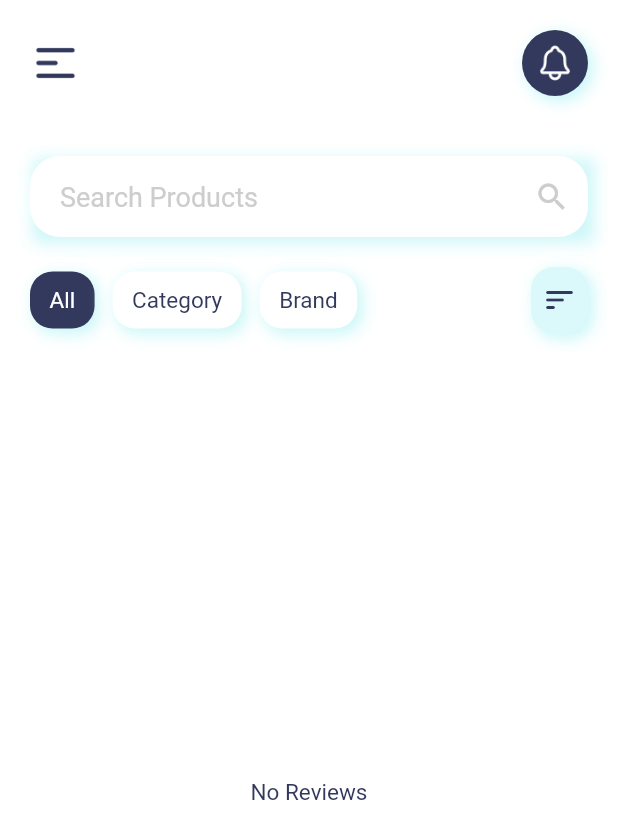
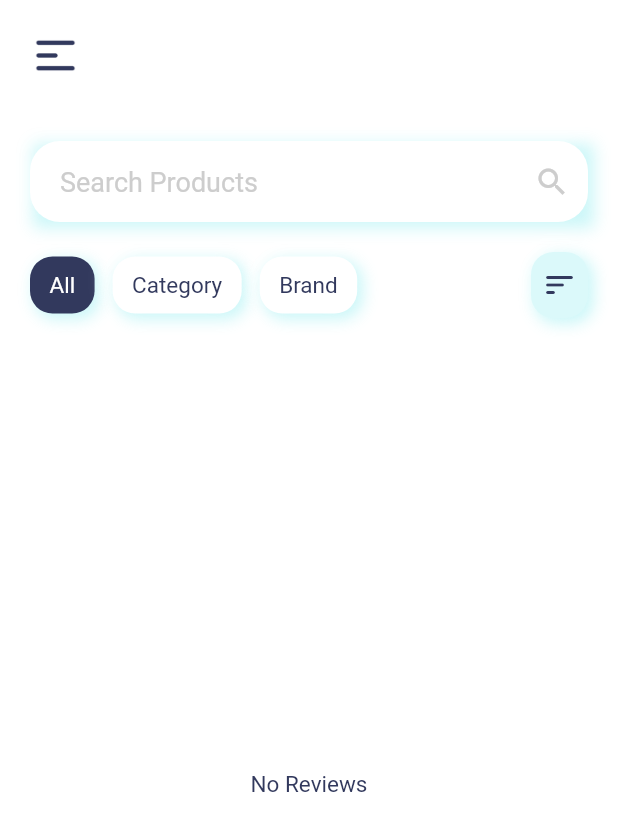
Before and after one commit to JayeshPatil18/GHR-Incog, a Flutter app: the HomePage screen opened directly, on a phone screen of 412 x 824 dp. Shown: the top 839 px of the screen. Run offline on Flutter 3.47's test engine with Material 2 defaults, Android fonts, the phone set to English and light mode, and no system bars; our stand-ins replace bloc, cloud_firestore, country_code_picker, fancy_shimmer_image, firebase_auth, firebase_core and 10 more; missing offline and left inert: currency_picker; accounts and stored records are empty.

Commit message:
final risk

```diff
--- a/lib/features/reviews/presentation/pages/home.dart
+++ b/lib/features/reviews/presentation/pages/home.dart
@@ -368,18 +368,22 @@ class _HomePageState extends State<HomePage> {
                               child: Image.asset('assets/icons/menu.png',
                                   height: 34, width: 34),
                             ),
-                            GestureDetector(
-                              onTap: () {
-                                Navigator.of(context).pushNamed('notification');
-                              },
-                              child: CircleIconContainer(
-                                  containerColor: AppColors.textColor,
-                                  containerSize: 44,
-                                  icon: Image.asset(
-                                      'assets/icons/notification.png',
-                                      height: AppIconSize.bottomNavBarIcons,
-                                      width: AppIconSize.bottomNavBarIcons)),
-                            )
+
+                            // **********************************************************
+                            // notification comment
+                            // GestureDetector(
+                            //   onTap: () {
+                            //     Navigator.of(context).pushNamed('notification');
+                            //   },
+                            //   child: CircleIconContainer(
+                            //       containerColor: AppColors.textColor,
+                            //       containerSize: 44,
+                            //       icon: Image.asset(
+                            //           'assets/icons/notification.png',
+                            //           height: AppIconSize.bottomNavBarIcons,
+                            //           width: AppIconSize.bottomNavBarIcons)),
+                            // )
+                            // **********************************************************
                           ],
                         ),
                         const SizedBox(height: 40),
```
Also changed, not shown: lib/features/reviews/presentation/pages/view_review.dart (+10 -4 lines).
